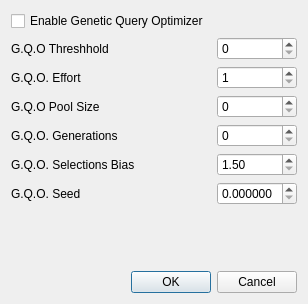
marcotcal/PG-DBA-Tools, file GUI/pgdbatool/dlggqoconfig.ui: the form before one commit.
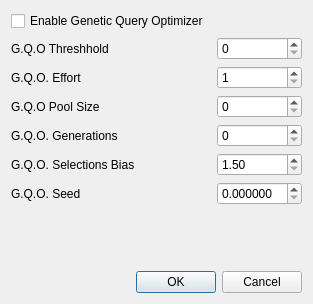
The form after the commit.

Commit message: Settings functions and dialog title fixes

```diff
--- a/GUI/pgdbatool/dlggqoconfig.ui
+++ b/GUI/pgdbatool/dlggqoconfig.ui
@@ -6,7 +6,7 @@
    <rect>
     <x>0</x>
     <y>0</y>
-    <width>291</width>
+    <width>313</width>
     <height>304</height>
    </rect>
   </property>
```
Left out of the diff: 2 changed lines with no effect on the pictures. The commit also changes 6 other files.
